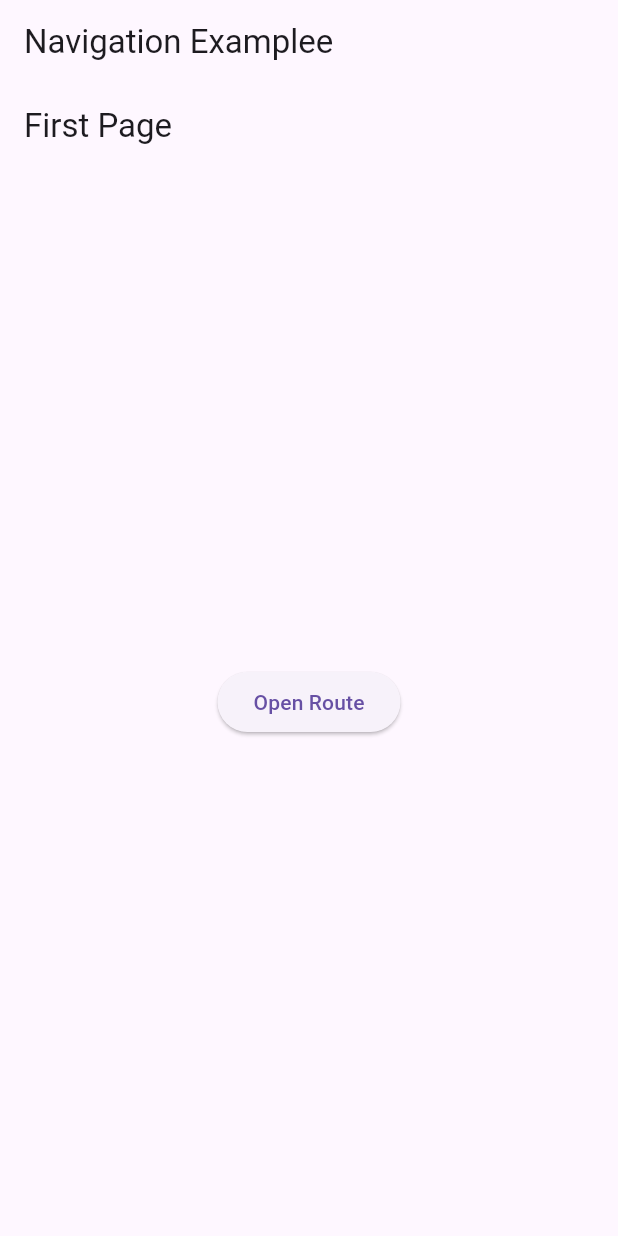
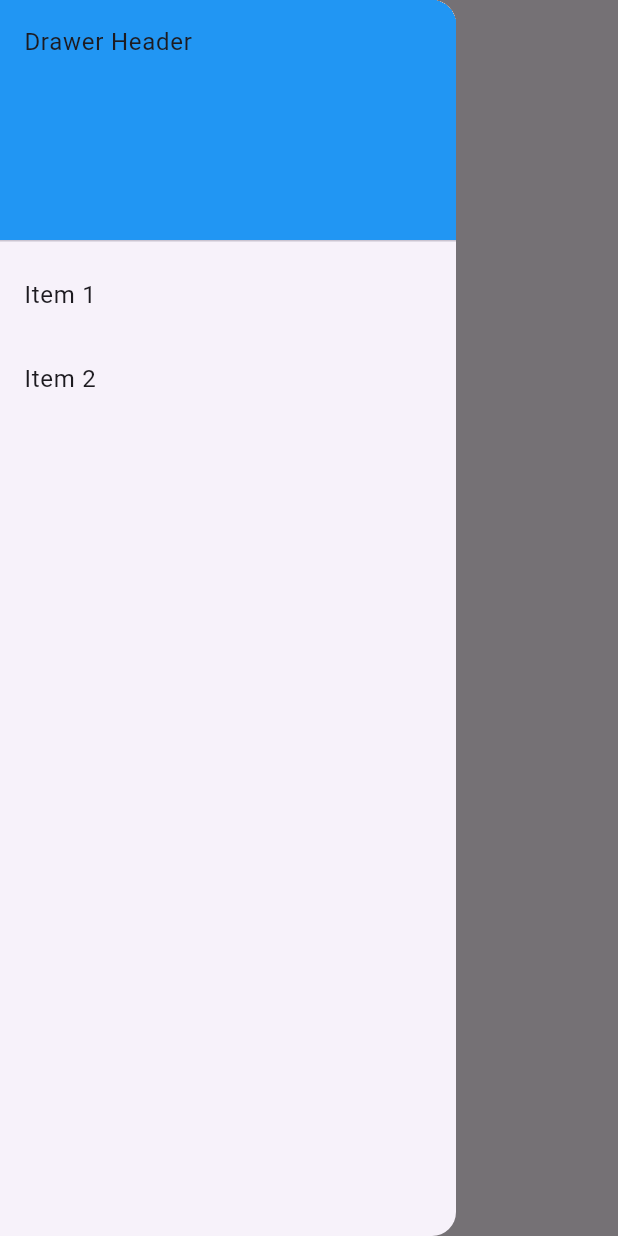
Before and after one commit to namtrungit/FlutterStudyTrungbn, a Flutter app: the screen it shows after launch, with the side drawer open (before the commit the screen has no drawer), on a phone screen of 412 x 824 dp. Run offline on Flutter 3.47's test engine with Material 3 defaults, Android fonts, the phone set to English and light mode, and no system bars; our stand-ins replace transparent_image, video_player.

Commit message:
Sample Drawer, Sample HomeScreen

```diff
--- a/lib/main.dart
+++ b/lib/main.dart
@@ -1,6 +1,6 @@
 import 'package:flutter/material.dart';
-import 'widgets/navigation_example.dart';
+import 'widgets/drawer_sample.dart';
 
 void main() {
-  runApp(const MaterialApp(home: NavigationExample()));
+  runApp(const MaterialApp(home: DrawerSample()));
 }
--- /dev/null
+++ b/lib/widgets/drawer_sample.dart
@@ -0,0 +1,25 @@
+import 'package:flutter/material.dart';
+
+class DrawerSample extends StatelessWidget {
+  const DrawerSample({super.key});
+
+  @override
+  Widget build(BuildContext context) {
+    return Scaffold(
+      appBar: AppBar(title: const Text('Drawer Sample')),
+      drawer: Drawer(
+        child: ListView(
+          padding: EdgeInsets.zero,
+          children: [
+            const DrawerHeader(
+              decoration: BoxDecoration(color: Colors.blue),
+              child: Text('Drawer Header'),
+            ),
+            ListTile(title: Text('Item 1'), onTap: () {}),
+            ListTile(title: Text('Item 2'), onTap: () {}),
+          ],
+        ),
+      ),
+    );
+  }
+}
```
Also changed, not shown: lib/widgets/home_screen_sample.dart (added, +97 -0 lines), lib/widgets/todos_list.dart (added, +56 -0 lines).
